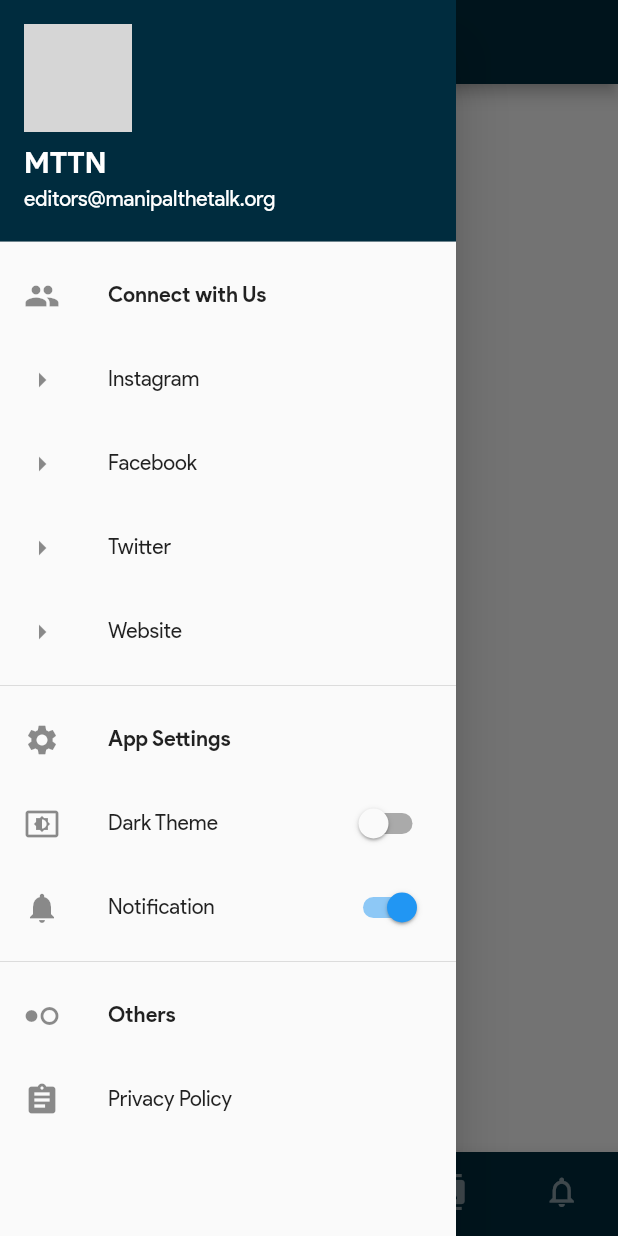
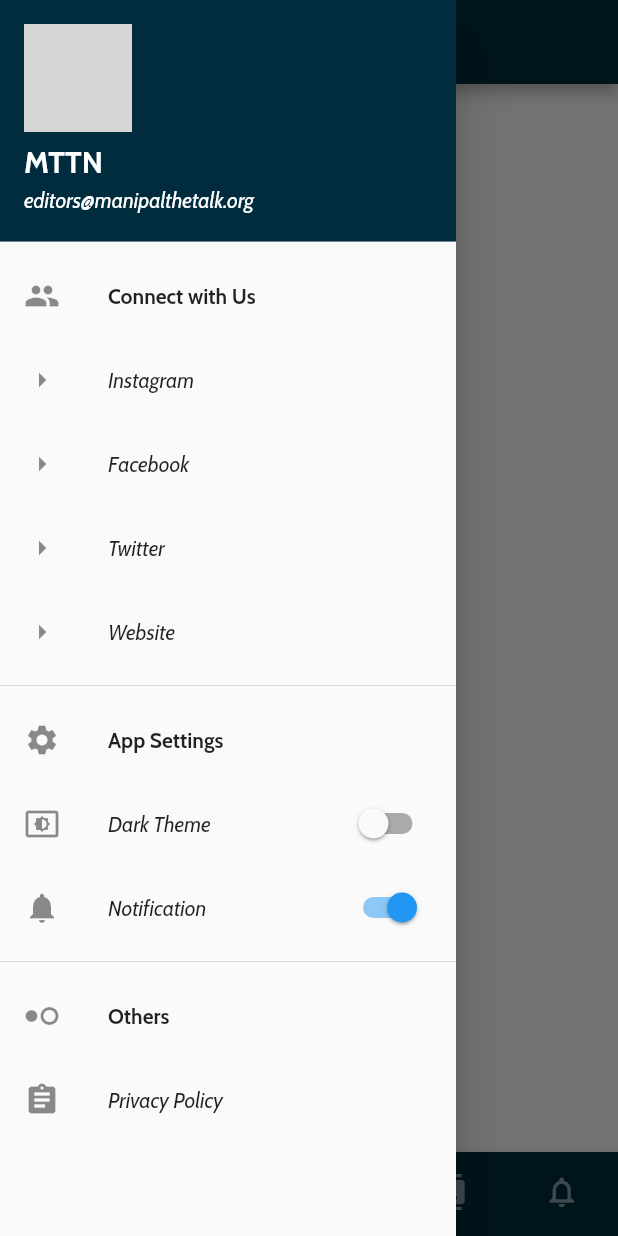
Before and after one commit to RohanSakhuja/MTTN-App, a Flutter app: the screen it shows after launch, with the side drawer open, on a phone screen of 412 x 824 dp. Run offline on Flutter 3.47's test engine with Material 2 defaults, Android fonts, the light colour scheme and no system bars; our stand-ins replace cached_network_image, device_info, dynamic_theme, firebase_database, firebase_messaging, flare_flutter and 4 more; missing offline and left inert: flutter_parallax; accounts and stored records are empty; Roboto replaces fonts that are missing (OpenSans-Regular); project files that could hold a hidden picture were left out; grey boxes are pictures that could not be loaded.

Commit message:
Tiny UI fixes, fixed order of tabs added new font

```diff
--- a/lib/main.dart
+++ b/lib/main.dart
@@ -31,7 +31,7 @@ class MyApp extends StatelessWidget {
     return DynamicTheme(
       defaultBrightness: Brightness.light,
       data: (brightness) => new ThemeData(
-            fontFamily: 'Product-Sans',
+            fontFamily: 'Cabin',
             floatingActionButtonTheme:
                 FloatingActionButtonThemeData(backgroundColor: turq),
             primaryColor: colorSec,
@@ -77,7 +77,7 @@ class HomePageState extends State<HomePage> {
 
   @override
   void initState() {
-    titleOfBar = "Social";
+    titleOfBar = "Feed";
     isHidden = false;
     super.initState();
     firebaseCloudMessagingListeners();
@@ -401,7 +401,8 @@ class HomePageState extends State<HomePage> {
                     title: Text(
                       titleOfBar,
                       style: TextStyle(
-                          fontFamily: "OpenSans-Regular",
+                        fontWeight: FontWeight.w500,
+                          //fontFamily: "OpenSans-Regular",
                           color: darkTheme ? Colors.black : Colors.white),
                     ),
                   )
--- a/lib/pages/ScrollingSocial.dart
+++ b/lib/pages/ScrollingSocial.dart
@@ -59,8 +59,8 @@ class _BuildSocialState extends State<BuildSocial>  {
                     },
                   ),
                 );
-                // if (index == banners.length-1)
-                //     Timer(Duration(milliseconds: 3000), () => controller.animateTo(0,curve: Curves.ease ,duration: Duration(milliseconds: 1500)));
+                if (index == banners.length-1)
+                     Timer(Duration(milliseconds: 3000), () => controller.animateTo(0,curve: Curves.ease ,duration: Duration(milliseconds: 1500)));
                 return padding;
               }
           ),
--- a/lib/pages/Social.dart
+++ b/lib/pages/Social.dart
@@ -29,9 +29,9 @@ class SocialBodyState extends State<SocialBody>
           BuildSocial().createState().build(context),
           Card(child: new NoirOffers(_scaffoldkey).createState().build(context)),
           Padding(padding: EdgeInsets.only(top: 10.0)),
+          Card(child: YouTubeFeed().createState().build(context)),
+          Padding(padding: EdgeInsets.only(top: 10.0)),
           Card(child: new UpcomingEvents(_scaffoldkey).createState().build(context)),
-          Padding(padding: EdgeInsets.only(top: 10.0)),
-          Card(child: YouTubeFeed().createState().build(context)),
         ]));
   }
 }
--- a/pubspec.yaml
+++ b/pubspec.yaml
@@ -57,3 +57,8 @@ flutter:
         - asset: fonts/Product-Sans-Regular.ttf
         - asset: fonts/Product-Sans-Italic.ttf
         - asset: fonts/Product-Sans-Bold.ttf
+    - family: Cabin
+      fonts:
+        - asset: fonts/Cabin-Regular.ttf
+        - asset: fonts/Cabin-Italic.ttf
+        - asset: fonts/Cabin-Bold.ttf
```
Also changed, not shown: lib/pages/Feed.dart (+4 -8 lines), lib/pages/NoirOffers.dart (+12 -8 lines), lib/pages/YouTubeSection.dart (+3 -5 lines), fonts/Cabin-Bold.ttf (added), fonts/Cabin-BoldItalic.ttf (added), fonts/Cabin-Italic.ttf (added), fonts/Cabin-Medium.ttf (added), fonts/Cabin-MediumItalic.ttf (added), fonts/Cabin-Regular.ttf (added), fonts/Cabin-SemiBold.ttf (added), fonts/Cabin-SemiBoldItalic.ttf (added).
